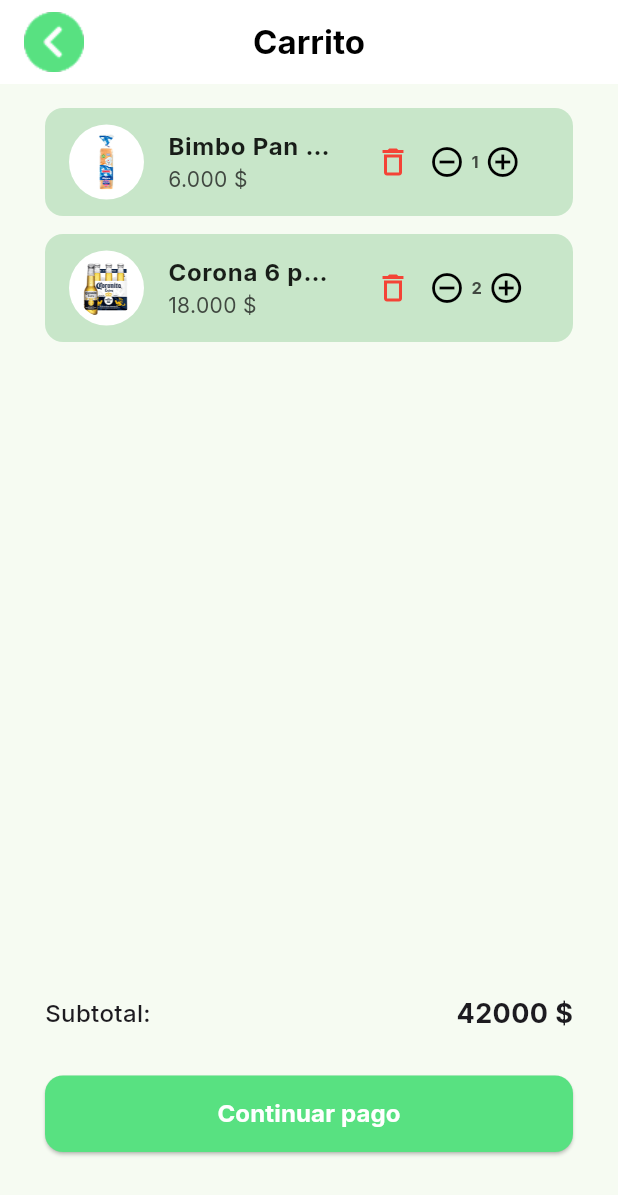
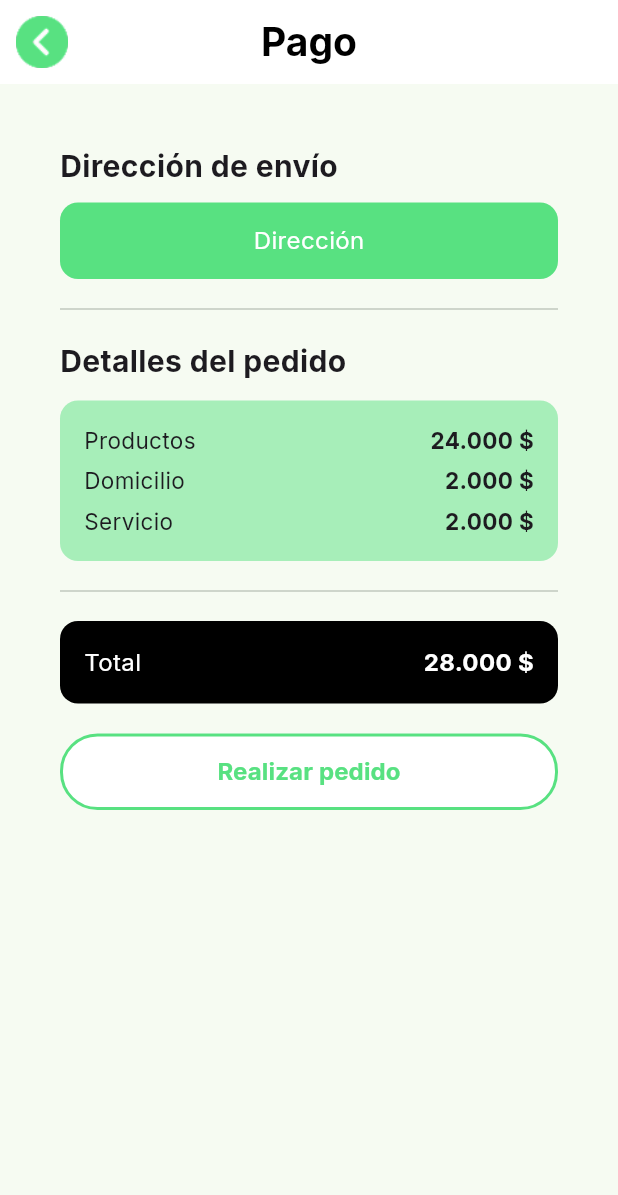
Before and after one commit to jaherrera2004/MiMercado-Frontend-Movil, a Flutter app: the CarritoScreen screen opened by its route, after a tap on "Continuar pago", on a phone screen of 412 x 824 dp. Shown: the top 1195 px of the screen. Run offline on Flutter 3.47's test engine with Material 3 defaults, Android fonts, the phone set to English and light mode, and no system bars; our stand-ins replace google_fonts.

Commit message:
Añadiendo pagoScreen

```diff
--- a/lib/MiMercadoApp.dart
+++ b/lib/MiMercadoApp.dart
@@ -6,6 +6,7 @@
 import 'package:mi_mercado/features/homepage/HomePage.dart';
 import 'package:mi_mercado/features/categoria/CategoriaScreen.dart'; // Imported CategoriaScreen
 import 'package:mi_mercado/features/carrito/CarritoScreen.dart';
+import 'package:mi_mercado/features/pago/PagoScreen.dart';
 
 class MiMercadoApp extends StatelessWidget {
   @override
@@ -27,6 +28,7 @@
         '/home': (context) => HomePage(),
         '/categoria': (context) => CategoriaScreen(),
         '/carrito': (context) => CarritoScreen(),
+        '/pago': (context) => PagoScreen(),
       },
     );
   }
--- a/lib/features/carrito/CarritoScreen.dart
+++ b/lib/features/carrito/CarritoScreen.dart
@@ -151,7 +151,7 @@
                   ),
                 ),
                 onPressed: () {
-                  // Acción de continuar pago
+                  Navigator.pushNamed(context, '/pago');
                 },
                 child: Text(
                   "Continuar pago",
--- /dev/null
+++ b/lib/features/pago/PagoScreen.dart
@@ -0,0 +1,130 @@
+import 'package:flutter/material.dart';
+import 'package:google_fonts/google_fonts.dart';
+
+
+class PagoScreen extends StatelessWidget {
+  @override
+  Widget build(BuildContext context) {
+    final primaryColor = Theme.of(context).primaryColor;
+    return Scaffold(
+      appBar: AppBar(
+        backgroundColor: Colors.white,
+        elevation: 0,
+        leading: IconButton(
+          icon: Image.asset(
+            'lib/resources/go_back_icon.png',
+            width: 35,
+            height: 35,
+          ),
+          onPressed: () {
+            Navigator.of(context).pop();
+          },
+        ),
+        title: Text(
+          "Pago",
+          style: GoogleFonts.inter(color: Colors.black, fontWeight: FontWeight.bold, fontSize: 26),
+        ),
+        centerTitle: true,
+      ),
+      body: Padding(
+        padding: const EdgeInsets.all(40.0),
+        child: Column(
+          crossAxisAlignment: CrossAxisAlignment.start,
+          children: [
+            // Dirección de envío
+            Text("Dirección de envío",
+                style: GoogleFonts.inter(fontSize: 20, fontWeight: FontWeight.bold)),
+            SizedBox(height: 10),
+            Container(
+              width: double.infinity,
+              padding: EdgeInsets.symmetric(vertical: 14),
+              decoration: BoxDecoration(
+                color: primaryColor,
+                borderRadius: BorderRadius.circular(12),
+              ),
+              child: Center(
+                child: Text("Dirección",
+                    style: GoogleFonts.inter(color: Colors.white, fontSize: 16)),
+              ),
+            ),
+            Divider(height: 40),
+
+            // Detalles del pedido
+            Text("Detalles del pedido",
+                style: GoogleFonts.inter(fontSize: 20, fontWeight: FontWeight.bold)),
+            SizedBox(height: 12),
+            Container(
+              padding: EdgeInsets.all(16),
+              decoration: BoxDecoration(
+                color: primaryColor.withOpacity(0.5),
+                borderRadius: BorderRadius.circular(12),
+              ),
+              child: Column(
+                children: [
+                  filaDetalle("Productos", "24.000 \$"),
+                  SizedBox(height: 6),
+                  filaDetalle("Domicilio", "2.000 \$"),
+                  SizedBox(height: 6),
+                  filaDetalle("Servicio", "2.000 \$"),
+                ],
+              ),
+            ),
+            Divider(height: 40),
+
+            // Total
+            Container(
+              padding: EdgeInsets.all(16),
+              decoration: BoxDecoration(
+                color: Colors.black,
+                borderRadius: BorderRadius.circular(12),
+              ),
+              child: Row(
+                mainAxisAlignment: MainAxisAlignment.spaceBetween,
+                children: [
+                  Text("Total",
+                      style: GoogleFonts.inter(color: Colors.white, fontSize: 16)),
+                  Text("28.000 \$",
+                      style: TextStyle(
+                          color: Colors.white,
+                          fontWeight: FontWeight.bold,
+                          fontSize: 16)),
+                ],
+              ),
+            ),
+            SizedBox(height: 20),
+
+            // Botón realizar pedido
+            SizedBox(
+              width: double.infinity,
+              child: OutlinedButton(
+                style: OutlinedButton.styleFrom(
+                  padding: EdgeInsets.symmetric(vertical: 14),
+                  shape: RoundedRectangleBorder(
+                      borderRadius: BorderRadius.circular(25)),
+                  side: BorderSide(color: primaryColor, width: 2),
+                  backgroundColor: Colors.white,
+                ),
+                onPressed: () {},
+                child: Text(
+                  "Realizar pedido",
+                  style: GoogleFonts.inter(color: primaryColor, fontSize: 16, fontWeight: FontWeight.bold),
+                ),
+              ),
+            ),
+          ],
+        ),
+      ),
+    );
+  }
+
+  Widget filaDetalle(String titulo, String valor) {
+    return Row(
+      mainAxisAlignment: MainAxisAlignment.spaceBetween,
+      children: [
+        Text(titulo, style: TextStyle(fontSize: 15)),
+        Text(valor,
+            style: TextStyle(fontSize: 15, fontWeight: FontWeight.bold)),
+      ],
+    );
+  }
+}
```
